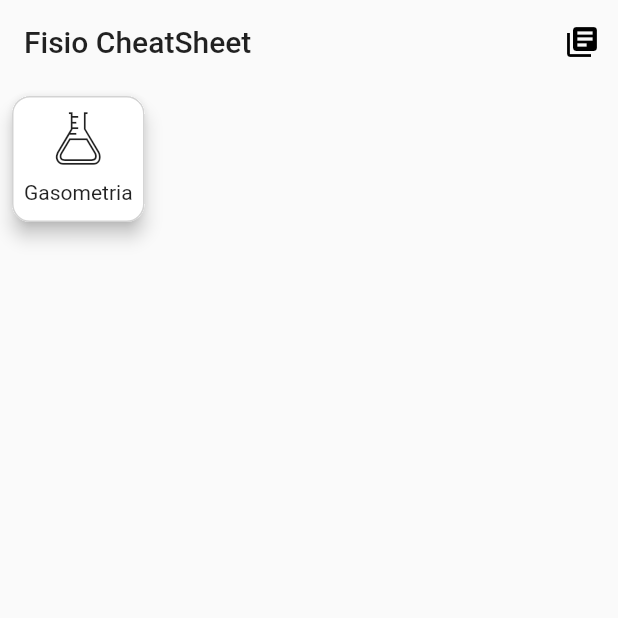
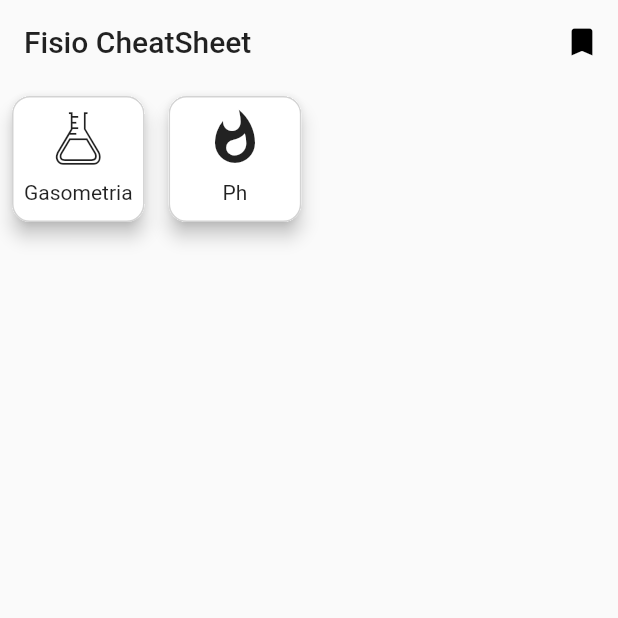
Before and after one commit to MSimone12/fisio_app, a Flutter app: the screen it shows after launch, on a phone screen of 412 x 824 dp, the top half of it. Run offline on Flutter 3.47's test engine with Material 2 defaults, Android fonts, the phone set to English and light mode, and no system bars; our stand-ins replace flutter_masked_text, rxdart.

Commit message:
pagina de ph incluida

```diff
--- a/lib/app/home/home.dart
+++ b/lib/app/home/home.dart
@@ -4,35 +4,65 @@ import 'package:fisio_app/utils/navigation.dart';
 import 'package:fisio_app/app/dictionary/dictionary.dart';
 import 'package:fisio_app/app/gasometria/gasometria.dart';
 import 'package:fisio_app/commom/fisio_card.dart';
+import 'package:fisio_app/app/ph/ph.dart';
 
 class Home extends StatelessWidget {
-
-  static Widget _renderListViewContainer(BuildContext context) =>
-    Container(
+  static Widget _renderListViewContainer(BuildContext context) => Container(
         height: 100,
         child: ListView(
+          physics: BouncingScrollPhysics(),
           scrollDirection: Axis.horizontal,
           children: <Widget>[
+            renderGasometryTile(context),
             GestureDetector(
-            onTap: () => Navigator.of(context).push(ModalNavigation.getModalConfig(context, Gasometria())),
+              onTap: () => Navigator.of(context)
+                  .push(ModalNavigation.getModalConfig(context, PH())),
               child: FisioCard(
-              tag: 'gasometria',
-              width: 90,
+                tag: 'ph',
+                width: 180,
                 child: Column(
                   children: <Widget>[
                     Padding(
                       padding: const EdgeInsets.only(bottom: 8),
-                    child: Icon(CupertinoIcons.lab_flask, size: 40,),
-                  ),
-                  Text('Gasometria')
-                ] ,
+                      child: Icon(
+                        Icons.whatshot,
+                        size: 40,
                       ),
                     ),
+                    Padding(
+                      padding: const EdgeInsets.symmetric(horizontal: 28),
+                      child: Text('Ph'),
+                    )
+                  ],
                 ),
+              ),
+            )
           ],
         ),
       );
 
+  static GestureDetector renderGasometryTile(BuildContext context) {
+    return GestureDetector(
+      onTap: () => Navigator.of(context)
+          .push(ModalNavigation.getModalConfig(context, Gasometria())),
+      child: FisioCard(
+        tag: 'gasometria',
+        width: 180,
+        child: Column(
+          children: <Widget>[
+            Padding(
+              padding: const EdgeInsets.only(bottom: 8),
+              child: Icon(
+                CupertinoIcons.lab_flask,
+                size: 40,
+              ),
+            ),
+            Text('Gasometria')
+          ],
+        ),
+      ),
+    );
+  }
 
   @override
   Widget build(BuildContext context) {
@@ -40,11 +70,12 @@ class Home extends StatelessWidget {
       appBar: AppBar(
         backgroundColor: Colors.transparent,
         elevation: 0,
-        title: Text('Fisio CheatSheet', style: TextStyle(color: Colors.black87)),
+        title:
+            Text('Fisio CheatSheet', style: TextStyle(color: Colors.black87)),
         actions: <Widget>[
           IconButton(
-            icon: Icon(Icons.library_books),
-            onPressed: (){
+            icon: Icon(Icons.bookmark),
+            onPressed: () {
               showCupertinoModalPopup(
                 context: context,
                 builder: (context) => Dictionary(),
```
Also changed, not shown: lib/app/gasometria/gasometria.dart (+27 -26 lines), lib/app/ph/ph.dart (added, +31 -0 lines), lib/commom/fisio_card.dart (+9 -10 lines). Lines whose indentation alone changed are shown as unchanged.
